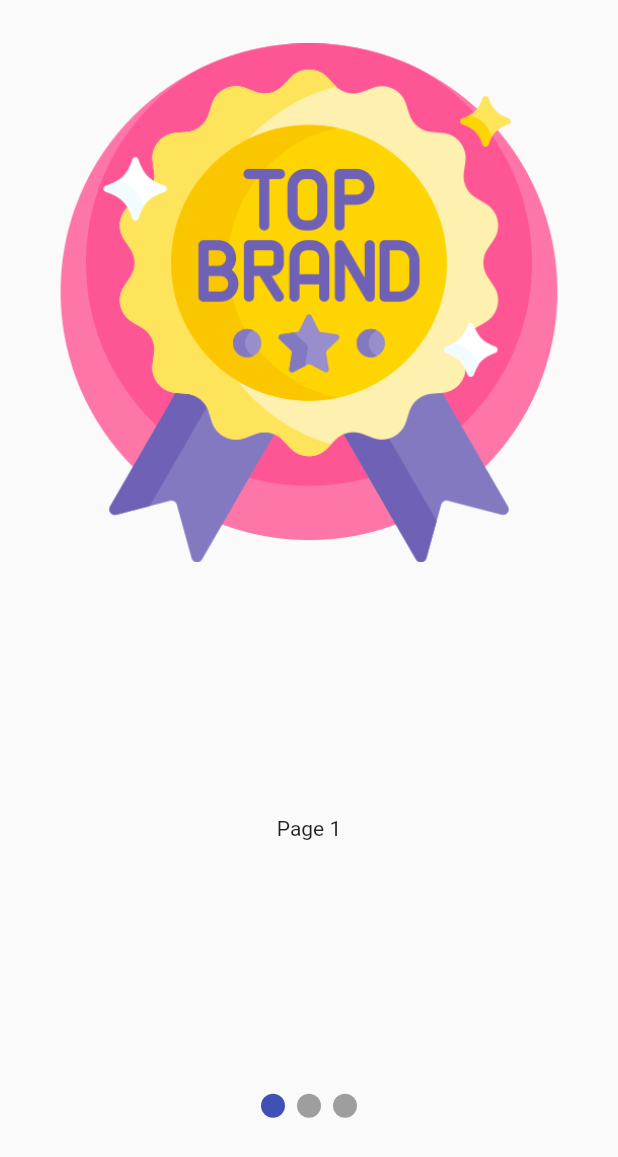
After one commit to VivekTailor19/fashion_forward, a Flutter app: the IntroScreen screen opened by its route, on a phone screen of 412 x 824 dp. The commit adds this screen. Shown: the top 1157 px of the screen. Run offline on Flutter 3.47's test engine with Material 2 defaults, Android fonts, the phone set to English and light mode, and no system bars; drawn by our look-alikes of smooth_page_indicator; our stand-ins replace cloud_firestore, firebase_auth, firebase_core, get, google_sign_in, sizer; missing offline and left inert: razorpay_flutter; accounts and stored records are empty.

Commit message:
fashion_forward

```diff
--- a/lib/main.dart
+++ b/lib/main.dart
@@ -1,4 +1,5 @@
 import 'package:fashion_forward/screens/01%20splash/splashScreen.dart';
+import 'package:fashion_forward/screens/02%20intro/introScreen.dart';
 import 'package:fashion_forward/screens/04%20first/bottomOptionScreens/1%20home/viewProductScreen.dart';
 import 'package:firebase_core/firebase_core.dart';
 import 'package:flutter/material.dart';
@@ -22,9 +23,10 @@ Future<void> main() async {
       builder: (context, orientation, deviceType) =>  GetMaterialApp(
         debugShowCheckedModeBanner: false,
         routes:{
+          // "/":(p0) => IntroScreen(),
+          //
            "/":(p0) => SplashScreen(),
-          //
-          // "/":(p0) => FirstScreen(),
+          "/intro":(p0) => IntroScreen(),
           "/signIn":(p0) => SignInScreen(),
           "/signUp":(p0) => SignUpScreen(),
           "/successLogin":(p0) => Success_LoginScreen(),
--- /dev/null
+++ b/lib/model/introScreenModel.dart
@@ -0,0 +1,6 @@
+class IntroModel
+{
+  String? img,heading,data;
+
+  IntroModel({this.img, this.heading, this.data});
+}
--- /dev/null
+++ b/lib/screens/02 intro/introController.dart
@@ -0,0 +1,6 @@
+import 'package:get/get.dart';
+
+class IntroScreenController extends GetxController
+{
+
+}
--- /dev/null
+++ b/lib/screens/02 intro/introScreen.dart
@@ -0,0 +1,89 @@
+import 'package:flutter/material.dart';
+import 'package:sizer/sizer.dart';
+import 'package:smooth_page_indicator/smooth_page_indicator.dart';
+
+class IntroScreen extends StatefulWidget {
+  const IntroScreen({super.key});
+
+  @override
+  State<IntroScreen> createState() => _IntroScreenState();
+}
+
+class _IntroScreenState extends State<IntroScreen> {
+
+  final _controller = PageController();
+
+  @override
+  Widget build(BuildContext context) {
+    return SafeArea(
+      child: Scaffold(
+        // backgroundColor: Colors.black,
+        body: Padding(
+          padding: EdgeInsets.symmetric(vertical: 3.5.h,horizontal: 8.w),
+          child: Column(
+            mainAxisAlignment: MainAxisAlignment.spaceEvenly,
+            children: [
+              Image.asset("assets/images/add/brand.png"),
+              Expanded(
+                child: PageView(
+                  controller: _controller,
+                  children: const [
+                    Center(
+                      child: Text('Page 1'),
+                    ),
+                    Center(
+                      child: Text('Page 2'),
+                    ),
+                    Center(
+                      child: Text('Page 3'),
+                    ),
+                    Center(
+                      child: Text('Page 4'),
+                    ),
+                    Center(
+                      child: Text('Page 5'),
+                    ),
+                  ],
+                ),
+              ),
+              SmoothPageIndicator(
+                controller: _controller,
+                count: 3,
+                axisDirection: Axis.horizontal,
+                effect: WormEffect(),
+              ),
+               SizedBox(height: 50),
+            ],
+          ),
+          // Column(
+          //   children: [
+          //     Container(
+          //       height: 40.h,
+          //       width: 100.w,
+          //       decoration: BoxDecoration(
+          //         color: Colors.amber,
+          //         borderRadius: BorderRadius.circular(8.w),
+          //       ),
+          //     ),
+          //
+          //     SizedBox(height: 3.h,),
+          //
+          //     Text(" All Types Offers Within YOur Reach",style: TextStyle(fontWeight: FontWeight.w800,fontSize: 25.sp),maxLines: 2,textAlign: TextAlign.left,),
+          //
+          //
+          //     Padding(
+          //       padding:  EdgeInsets.symmetric(vertical: 2.h),
+          //       child: Text(" All Types Offers Within YOur ReachAll Types Offers Within YOur All Types Offers Within YOur ",style: TextStyle(fontWeight: FontWeight.w300,fontSize: 14.sp),maxLines: 3,textAlign: TextAlign.left,),
+          //     ),
+          //
+          //
+          //
+          //
+          //
+          //   ],
+          // ),
+        ),
+      ),
+    );
+  }
+}
--- a/lib/screens/04 first/bottomOptionScreens/2 cart/cartScreen.dart
+++ b/lib/screens/04 first/bottomOptionScreens/2 cart/cartScreen.dart
@@ -23,15 +23,15 @@ class _CartScreenState extends State<CartScreen> {
     return
       Column(
         children: [
-         SizedBox(height: 5.h,),
-
+         SizedBox(height: 4.h,),
           Padding(
             padding:  EdgeInsets.symmetric(horizontal: 5.w,vertical: 1.h),
             child: Column(
               crossAxisAlignment: CrossAxisAlignment.start,
               children: [
                 Text("My Cart",style: TextStyle(fontSize: 18.sp,fontWeight: FontWeight.w700),),
-                SizedBox(height: 1.h,),
+
+                SizedBox(height: 0.5.h,),
 
                 StreamBuilder(
                     stream: FirebaseHelper.firebaseHelper.readCartItems(),
--- a/pubspec.yaml
+++ b/pubspec.yaml
@@ -45,6 +45,7 @@ dependencies:
   http: ^1.1.0
   path_provider: ^2.0.15
   razorpay_flutter: ^1.3.5
+  smooth_page_indicator: ^1.1.0
 
 dev_dependencies:
   flutter_test:
```
Also changed, not shown: pubspec.lock.
